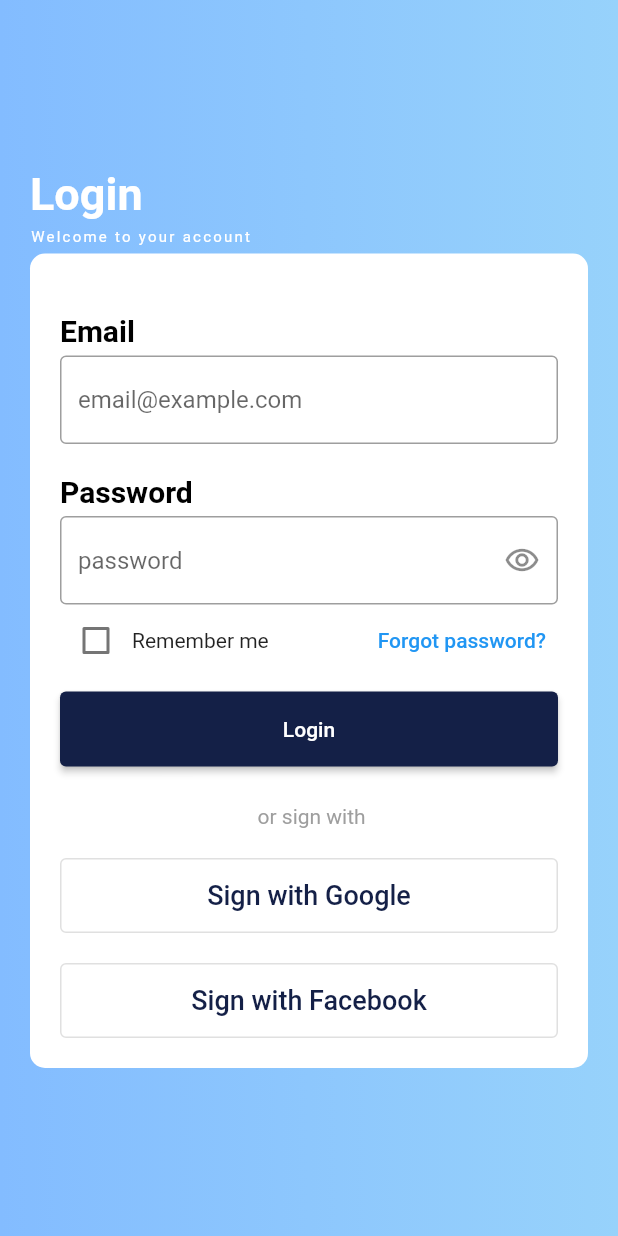
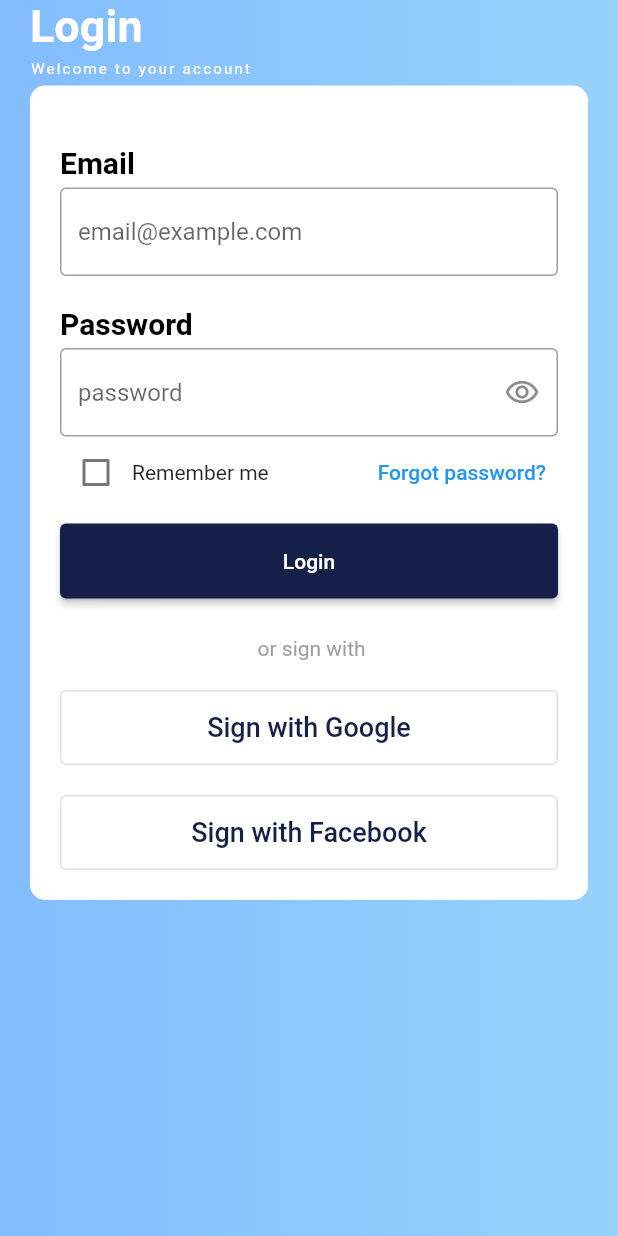
Before and after one commit to SethConstantino/Contador, a Flutter app: the LoginPage screen opened directly, on a phone screen of 412 x 824 dp. Run offline on Flutter 3.47's test engine with Material 2 defaults, Android fonts, the phone set to English and light mode, and no system bars.

Commit message:
Actualización de diseño responsive

```diff
--- a/lib/main.dart
+++ b/lib/main.dart
@@ -1,4 +1,4 @@
-import 'package:aprendiendo_flutter/screens/counter_screen.dart';
+import 'package:aprendiendo_flutter/screens/login_page.dart';
 // import 'package:aprendiendo_flutter/screens/home_screen.dart';
 import 'package:flutter/material.dart';
 
@@ -13,7 +13,7 @@ class MyApp extends StatelessWidget {
   Widget build(BuildContext context) {
     return const MaterialApp(
       debugShowCheckedModeBanner: false,
-      home: CounterScreen(),
+      home: LoginPage(),
     );
   }
 }
--- a/lib/screens/login_page.dart
+++ b/lib/screens/login_page.dart
@@ -1,4 +1,3 @@
-import 'package:flutter/cupertino.dart';
 import 'package:flutter/material.dart';
 
 class LoginPage extends StatefulWidget {
@@ -11,11 +10,11 @@ class LoginPage extends StatefulWidget {
 class _LoginPageState extends State<LoginPage> {
   @override
   Widget build(BuildContext context) {
-    return Scaffold(
+    return const Scaffold(
       body: Stack(
         children: [
-          const Fondo(),
-          Contenido(),
+          Fondo(),
+          SingleChildScrollView(child: Contenido()),
         ],
       ),
     );
@@ -30,8 +29,8 @@ class Fondo extends StatelessWidget {
     return Container(
       decoration: const BoxDecoration(
           gradient: LinearGradient(colors: [
-        Color.fromARGB(255, 151, 210, 251),
-        Color.fromARGB(255, 131, 188, 255),
+        Color(0xFF97D2FB),
+        Color(0xFF83BCFF),
       ], begin: Alignment.centerRight, end: Alignment.centerLeft)),
     );
   }
@@ -47,12 +46,12 @@ class Contenido extends StatefulWidget {
 class _ContenidoState extends State<Contenido> {
   @override
   Widget build(BuildContext context) {
-    return Padding(
-      padding: const EdgeInsets.symmetric(horizontal: 20),
+    return const Padding(
+      padding: EdgeInsets.symmetric(horizontal: 20),
       child: Column(
         mainAxisAlignment: MainAxisAlignment.center,
         crossAxisAlignment: CrossAxisAlignment.start,
-        children: const <Widget>[
+        children: <Widget>[
           Text(
             'Login',
             style: TextStyle(
@@ -142,18 +141,18 @@ class _DatosState extends State<Datos> {
             ),
           ),
         ),
-        Remember(),
+        const Remember(),
         const SizedBox(
           height: 5,
         ),
-        Botones()
+        const Botones()
       ]),
     );
   }
 }
 
 class Remember extends StatefulWidget {
-  Remember({Key? key}) : super(key: key);
+  const Remember({Key? key}) : super(key: key);
 
   @override
   State<Remember> createState() => _RememberState();
```
Also changed, not shown: pubspec.lock, 3 other files.
